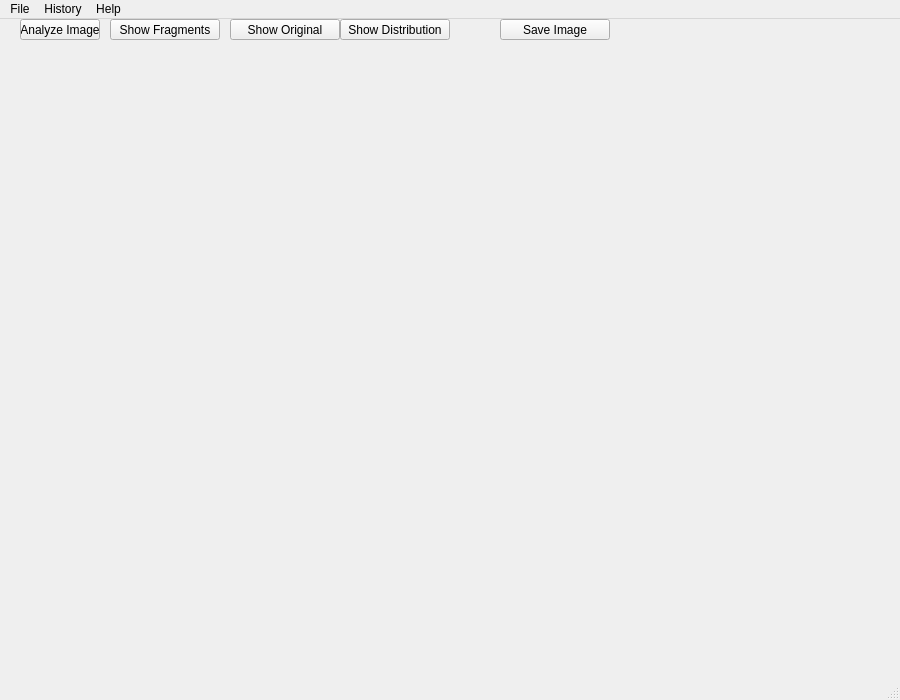
peterooch/DigiFerro, file mainwindow.ui: the form before one commit.
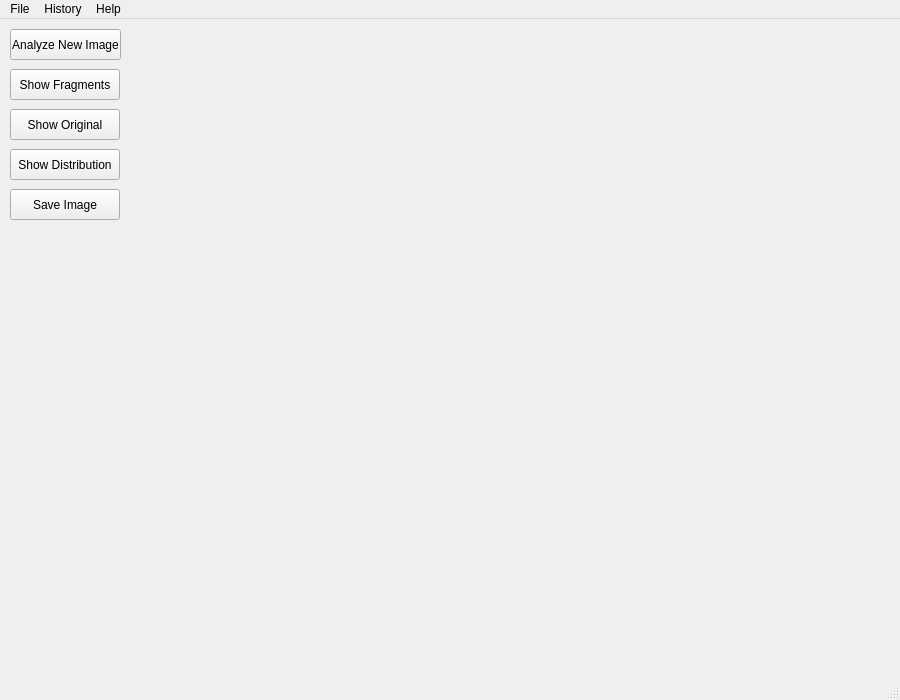
The form after the commit.

Commit message: update ui of openfile and mainwindow

```diff
--- a/mainwindow.ui
+++ b/mainwindow.ui
@@ -17,10 +17,10 @@
    <widget class="QLabel" name="label">
     <property name="geometry">
      <rect>
-      <x>20</x>
-      <y>20</y>
-      <width>0</width>
-      <height>0</height>
+      <x>140</x>
+      <y>10</y>
+      <width>20</width>
+      <height>20</height>
      </rect>
     </property>
     <property name="text">
@@ -30,23 +30,23 @@
    <widget class="QPushButton" name="analyzeButton">
     <property name="geometry">
      <rect>
-      <x>20</x>
-      <y>0</y>
-      <width>80</width>
-      <height>21</height>
+      <x>10</x>
+      <y>10</y>
+      <width>111</width>
+      <height>31</height>
      </rect>
     </property>
     <property name="text">
-     <string>Analyze Image</string>
+     <string>Analyze New Image</string>
     </property>
    </widget>
    <widget class="QPushButton" name="fragmentButton">
     <property name="geometry">
      <rect>
-      <x>110</x>
-      <y>0</y>
+      <x>10</x>
+      <y>50</y>
       <width>110</width>
-      <height>21</height>
+      <height>31</height>
      </rect>
     </property>
     <property name="text">
@@ -56,10 +56,10 @@
    <widget class="QPushButton" name="originalButton">
     <property name="geometry">
      <rect>
-      <x>230</x>
-      <y>0</y>
+      <x>10</x>
+      <y>90</y>
       <width>110</width>
-      <height>21</height>
+      <height>31</height>
      </rect>
     </property>
     <property name="text">
@@ -69,10 +69,10 @@
    <widget class="QPushButton" name="graphButton">
     <property name="geometry">
      <rect>
-      <x>340</x>
-      <y>0</y>
+      <x>10</x>
+      <y>130</y>
       <width>110</width>
-      <height>21</height>
+      <height>31</height>
      </rect>
     </property>
     <property name="text">
@@ -82,10 +82,10 @@
    <widget class="QPushButton" name="saveButton">
     <property name="geometry">
      <rect>
-      <x>500</x>
-      <y>0</y>
+      <x>10</x>
+      <y>170</y>
       <width>110</width>
-      <height>21</height>
+      <height>31</height>
      </rect>
     </property>
     <property name="text">
```
Left out of the diff: 3 changed lines with no effect on the pictures. The commit also changes 2 other files.
